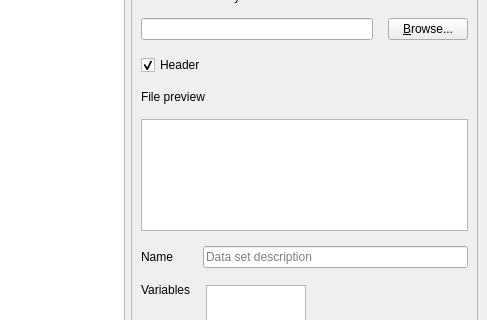
Old version of the form GSIMCLI/interface/gsimcli.ui in the repository iled/gsimcli; both pictures show x 97 to 584 and y 105 to 425 of the 584 by 590 pixel window.
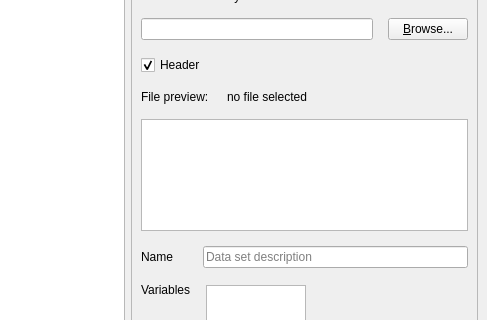
New version of the form. The open tabs and pages were chosen to show the change.

Commit message:
preview data file on batch network and decade
. ui shows file path of the file being previewed
. function to find data file depending on batch's states

Diff of the .ui file:
```diff
--- a/GSIMCLI/interface/gsimcli.ui
+++ b/GSIMCLI/interface/gsimcli.ui
@@ -149,7 +149,7 @@
          <number>2</number>
         </property>
         <widget class="QWidget" name="DataLoad">
-         <layout class="QVBoxLayout" name="verticalLayout_3">
+         <layout class="QVBoxLayout" name="verticalLayout_8">
           <property name="spacing">
            <number>15</number>
           </property>
@@ -220,13 +220,30 @@
            </widget>
           </item>
           <item>
-           <layout class="QVBoxLayout" name="verticalLayout_8">
+           <layout class="QVBoxLayout" name="verticalLayout_3">
+            <item>
+             <layout class="QHBoxLayout" name="horizontalLayout_24">
             <item>
              <widget class="QLabel" name="DL_labelDataPreview">
               <property name="text">
-               <string>File preview</string>
-              </property>
-             </widget>
+                 <string>File preview: </string>
+                </property>
+               </widget>
+              </item>
+              <item>
+               <widget class="QLabel" name="DL_labelDataPathPreview">
+                <property name="sizePolicy">
+                 <sizepolicy hsizetype="Preferred" vsizetype="Preferred">
+                  <horstretch>1</horstretch>
+                  <verstretch>0</verstretch>
+                 </sizepolicy>
+                </property>
+                <property name="text">
+                 <string>no file selected</string>
+                </property>
+               </widget>
+              </item>
+             </layout>
             </item>
             <item>
              <widget class="QPlainTextEdit" name="DL_plainDataPreview">
```
Left out of the diff: 2 changed lines with no effect on the pictures. Lines whose indentation alone changed are shown as unchanged. The commit also changes 1 other file.
